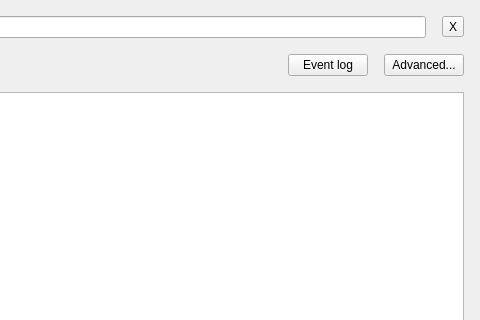
Old version of the form client/libclient/src/ui/dialogs/business_rules_dialog.ui in the repository networkoptix/nx_open; both pictures show x 690 to 1170 and y 0 to 320 of the 1170 by 719 pixel window.
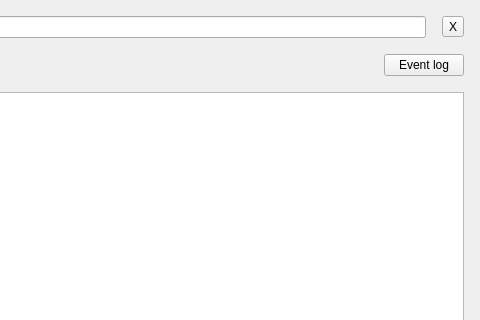
New version of the form. Custom widgets are drawn as their Qt base class.

Commit message:
VMS-4476 - Remove "Advanced" button from Event Rules Dialog
<==== Mercurial data ====>
Branch: dev_3.0.0_gui

Patch:
```diff
--- a/client/libclient/src/ui/dialogs/business_rules_dialog.ui
+++ b/client/libclient/src/ui/dialogs/business_rules_dialog.ui
@@ -100,13 +100,6 @@
          </property>
         </widget>
        </item>
-       <item>
-        <widget class="QPushButton" name="advancedButton">
-         <property name="text">
-          <string>Advanced...</string>
-         </property>
-        </widget>
-       </item>
       </layout>
      </item>
      <item>
```
The commit also changes 2 other files.
